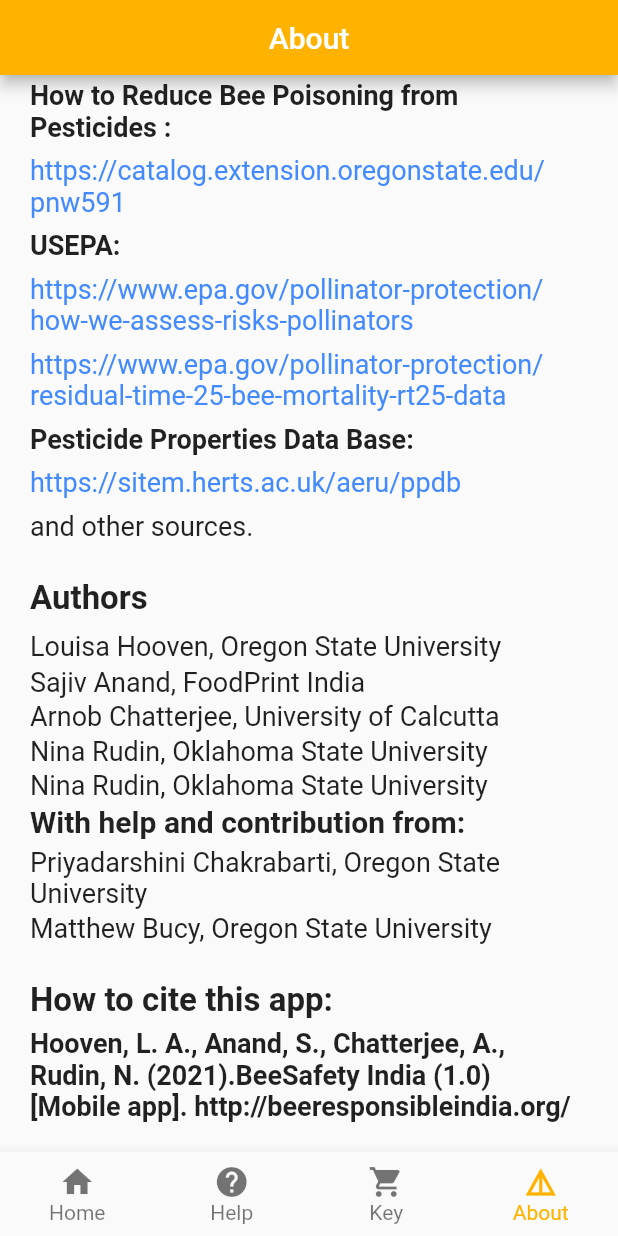
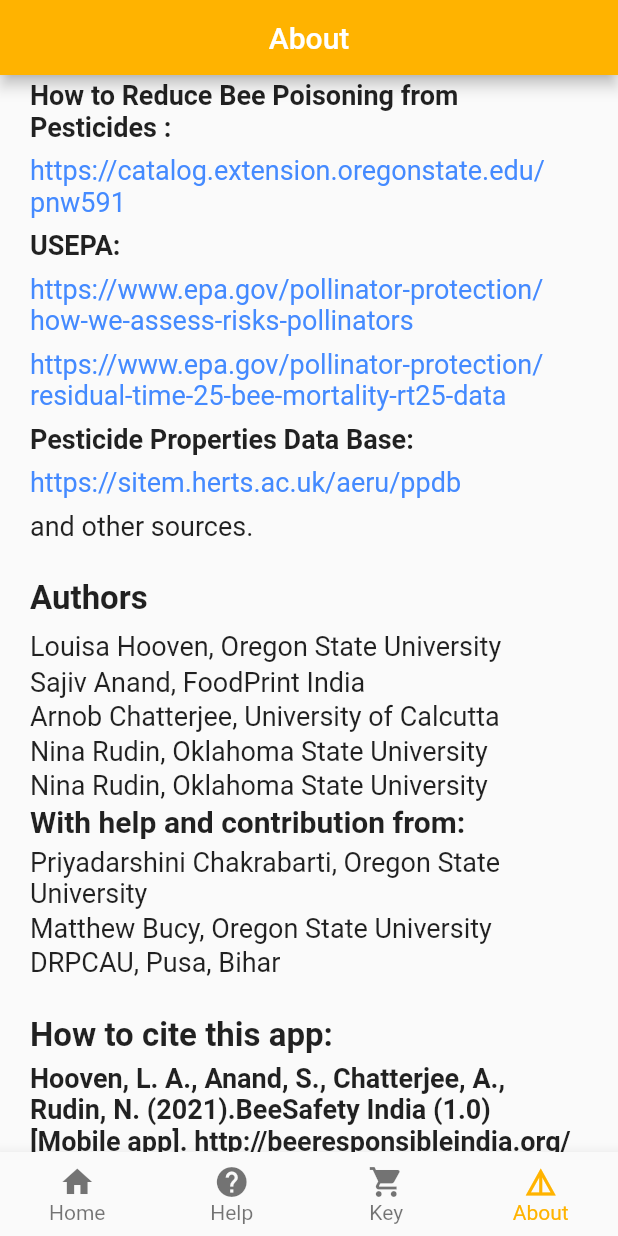
Before and after one commit to Abhi9454/bee_responsible_india, a Flutter app: the screen it shows after launch, item 4 of the bottom bar chosen, scrolled down 200 dp, on a phone screen of 412 x 824 dp. Run offline on Flutter 3.47's test engine with Material 2 defaults, Android fonts, the phone set to English and light mode, and no system bars; our stand-ins replace dio, shared_preferences; network calls fail.

Commit message:
added about changes

```diff
--- a/lib/views/AboutPage/about_page_widget.dart
+++ b/lib/views/AboutPage/about_page_widget.dart
@@ -33,6 +33,7 @@ class AboutPageWidget extends StatelessWidget {
       log('Could not launch $url');
     }
   }
+
 
 
   Future<void> _launchInWebViewOrVC(String url) async {
@@ -269,6 +270,15 @@ class AboutPageWidget extends StatelessWidget {
                   style: TextStyle(fontWeight: FontWeight.normal, fontSize: 18),
                 ),
                 const SizedBox(
+                  height: 2,
+                ),
+                const Text(
+                  'DRPCAU, Pusa, Bihar',
+                  maxLines: 2,
+                  textAlign: TextAlign.left,
+                  style: TextStyle(fontWeight: FontWeight.normal, fontSize: 18),
+                ),
+                const SizedBox(
                   height: 25,
                 ),
                 const Text(
@@ -284,6 +294,9 @@ class AboutPageWidget extends StatelessWidget {
                   textAlign: TextAlign.left,
                   style: TextStyle(fontWeight: FontWeight.bold, fontSize: 18),
                 ),
+                const SizedBox(
+                  height: 25,
+                ),
               ],
             ),
           ),
```
Also changed, not shown: pubspec.lock, 2 other files.
